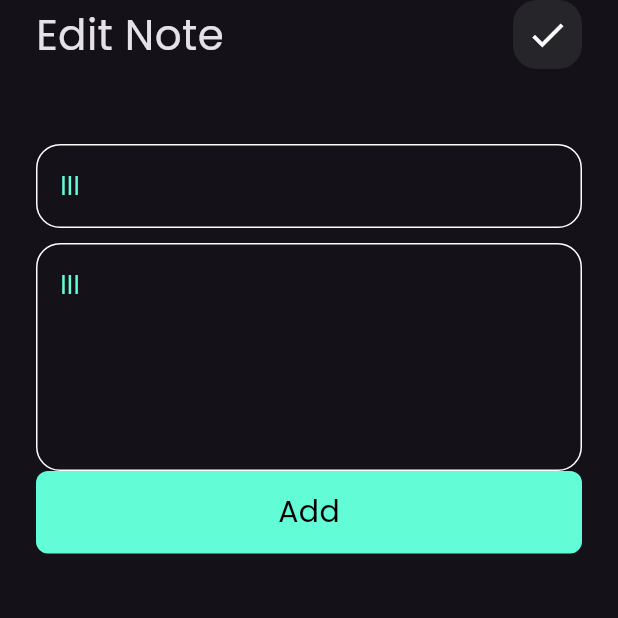
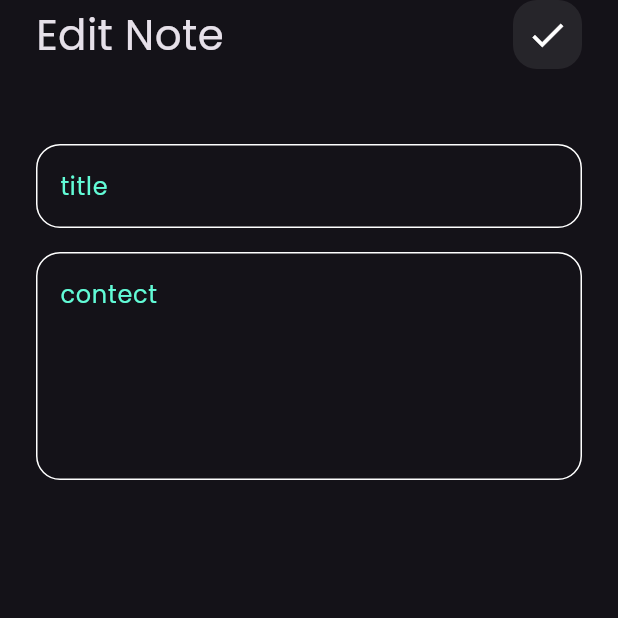
Before and after one commit to dinaSaleh2001/notes_app, a Flutter app: the EditNoteView screen opened directly, on a phone screen of 412 x 824 dp, the top half of it. Run offline on Flutter 3.47's test engine with Material 3 defaults, Android fonts, the phone set to English and light mode, and no system bars.

Commit message:
edit note view ui done

```diff
--- a/lib/widgets/edit_view_body.dart
+++ b/lib/widgets/edit_view_body.dart
@@ -22,17 +22,16 @@ class EditViewBody extends StatelessWidget {
             height: 50,
           ),
           CustomTextFild(
-            hintText: 'lll',
+            hintText: 'title',
             maxLine: 1,
           ),
           SizedBox(
-            height: 10,
+            height: 16,
           ),
           CustomTextFild(
-            hintText: 'lll',
+            hintText: 'contect',
             maxLine: 5,
           ),
-          CustomButton(),
         ],
       ),
     );
```
